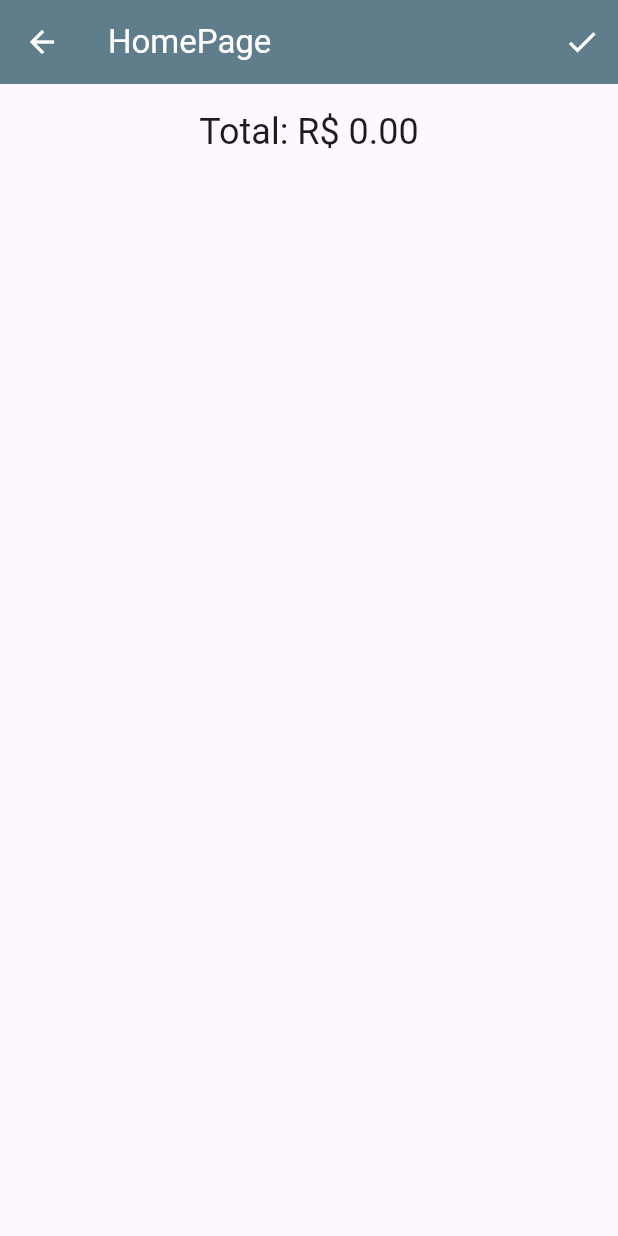
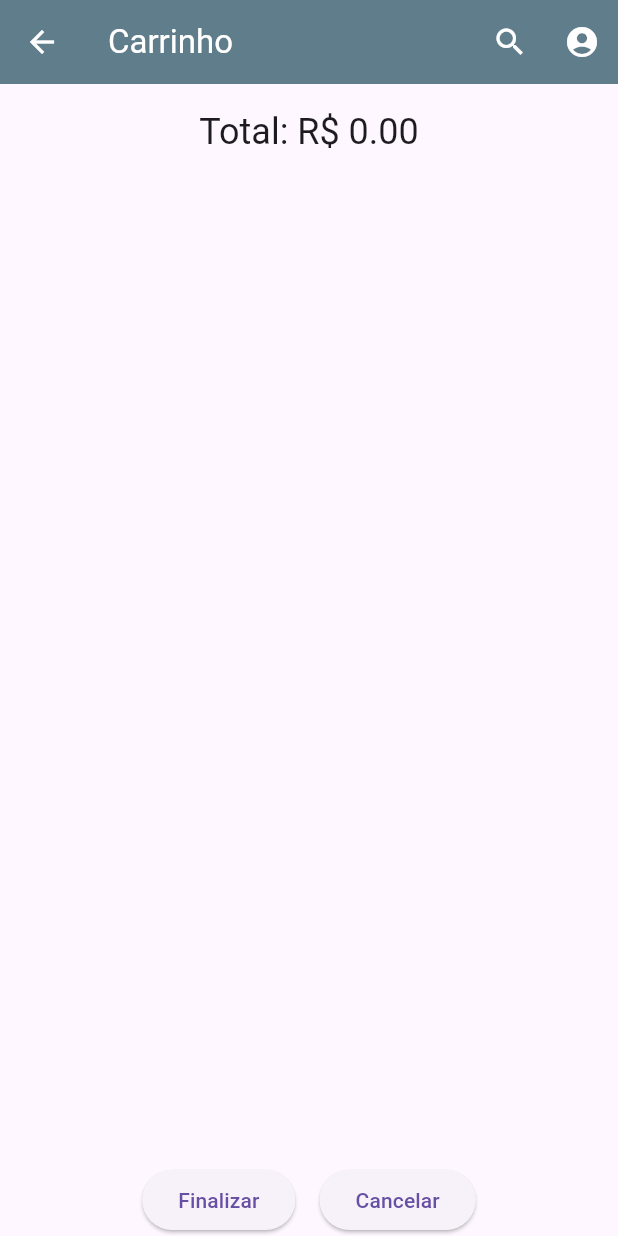
Before and after one commit to otaviohenrique1/app_ecommerce, a Flutter app: the screen it shows after launch, after a tap on the "shopping cart" icon, on a phone screen of 412 x 824 dp. Run offline on Flutter 3.47's test engine with Material 2 defaults, Android fonts, the phone set to English and light mode, and no system bars.

Commit message:
commit 11

```diff
--- a/lib/pages/carrinho_compras.dart
+++ b/lib/pages/carrinho_compras.dart
@@ -17,12 +17,16 @@ class _CarrinhoComprasState extends State<CarrinhoCompras> {
   Widget build(BuildContext context) {
     return Scaffold(
       appBar: AppBar(
-        title: const Text("HomePage"),
+        title: const Text("Carrinho"),
         actions: [
           IconButton(
             onPressed: () {},
-            icon: const Icon(Icons.check),
-          )
+            icon: const Icon(Icons.search),
+          ),
+          IconButton(
+            onPressed: () {},
+            icon: const Icon(Icons.account_circle),
+          ),
         ],
       ),
       body: Consumer<CarrinhoProvider>(
@@ -34,7 +38,8 @@ class _CarrinhoComprasState extends State<CarrinhoCompras> {
                 "Total: R\$ ${carrinhoProviderConsumer.calculaValorTotal().toStringAsFixed(2)}",
                 style: Theme.of(context).textTheme.headlineSmall,
               ),
-              ListView.builder(
+              Expanded(
+                child: ListView.builder(
                   shrinkWrap: true,
                   itemCount:
                       carrinhoProviderConsumer.carrinhoListaProdutos.length,
@@ -71,7 +76,8 @@ class _CarrinhoComprasState extends State<CarrinhoCompras> {
                             ),
                             IconButton(
                               onPressed: () {
-                              carrinhoProviderConsumer.removerProduto(item.id);
+                                carrinhoProviderConsumer
+                                    .removerProduto(item.id);
                               },
                               icon: const Icon(Icons.delete),
                             ),
@@ -82,6 +88,27 @@ class _CarrinhoComprasState extends State<CarrinhoCompras> {
                     );
                   },
                 ),
+              ),
+              Padding(
+                padding: const EdgeInsets.symmetric(horizontal: 8),
+                child: Row(
+                  mainAxisAlignment: MainAxisAlignment.center,
+                  children: [
+                    ElevatedButton(
+                      onPressed: () {},
+                      child: const Text("Finalizar"),
+                    ),
+                    const SizedBox(width: 16),
+                    ElevatedButton(
+                      onPressed: () {
+                        carrinhoProviderConsumer.limparLista();
+                        Navigator.pop(context);
+                      },
+                      child: const Text("Cancelar"),
+                    ),
+                  ],
+                ),
+              ),
             ],
           );
         },
--- a/lib/pages/home_page.dart
+++ b/lib/pages/home_page.dart
@@ -24,13 +24,22 @@ class _HomePageState extends State<HomePage> {
           IconButton(
             onPressed: () {
               Navigator.push(
-                  context,
-                  MaterialPageRoute(
-                    builder: (context) => const CarrinhoCompras(),
-                  ));
+                context,
+                MaterialPageRoute(
+                  builder: (context) => const CarrinhoCompras(),
+                ),
+              );
             },
             icon: const Icon(Icons.shopping_cart),
-          )
+          ),
+          IconButton(
+            onPressed: () {},
+            icon: const Icon(Icons.search),
+          ),
+          IconButton(
+            onPressed: () {},
+            icon: const Icon(Icons.account_circle),
+          ),
         ],
       ),
       body: ListView.builder(
--- a/lib/providers/carrinho_provider.dart
+++ b/lib/providers/carrinho_provider.dart
@@ -59,6 +59,7 @@ class CarrinhoProvider extends ChangeNotifier {
 
   limparLista() {
     _carrinhoListaProdutos = [];
+    notifyListeners();
   }
 
   atualizarQuantidade(String id) {
```
Lines whose indentation alone changed are shown as unchanged.
